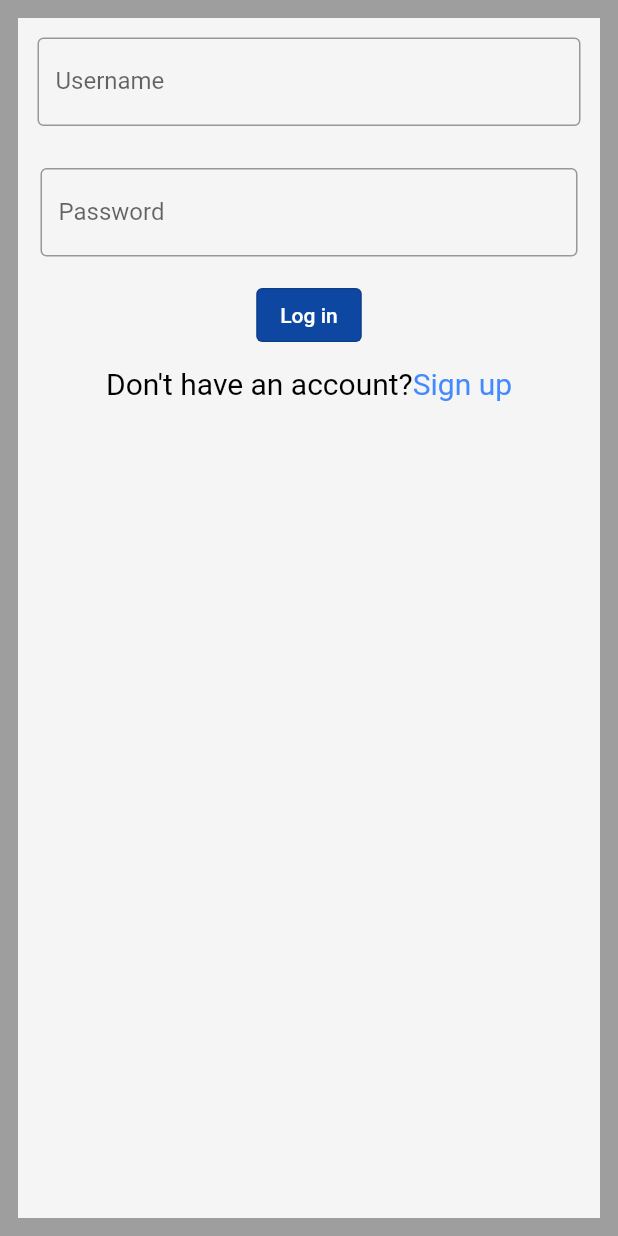
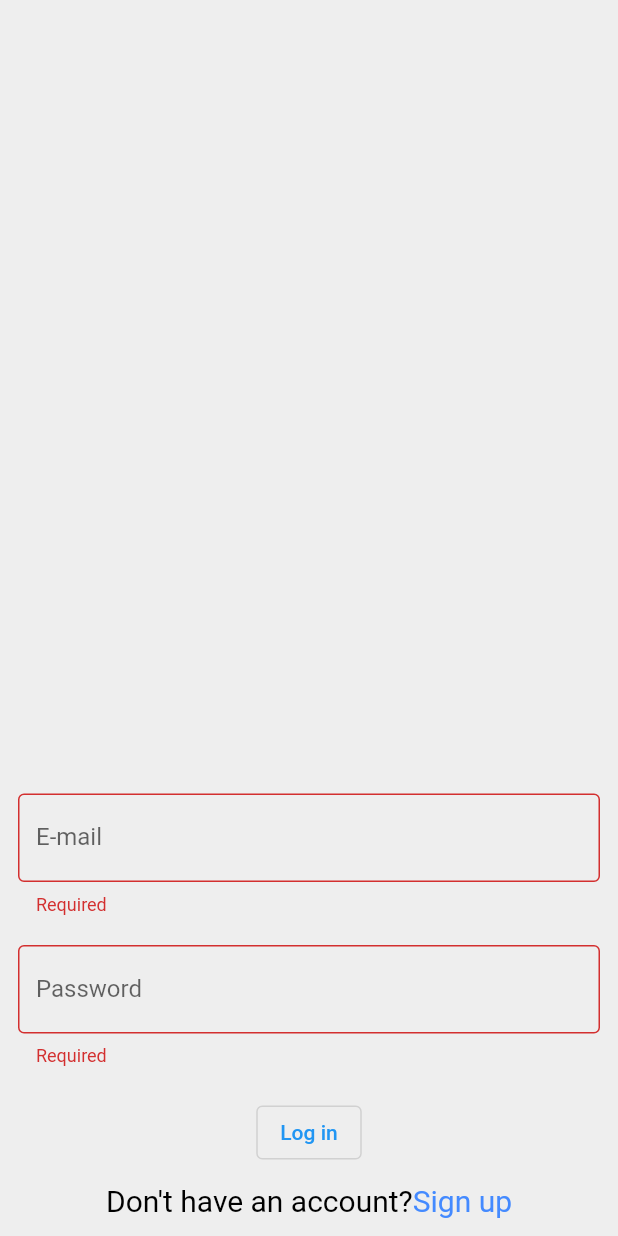
Before and after one commit to priyansh1211/4NerdyGuys, a Flutter app: the screen it shows after launch, after a tap on "Sign up", on a phone screen of 412 x 824 dp. Run offline on Flutter 3.47's test engine with Material 2 defaults, Android fonts, the phone set to English and light mode, and no system bars; our stand-ins replace form_field_validator.

Commit message:
Login page validated and signup page created

```diff
--- a/lib/main.dart
+++ b/lib/main.dart
@@ -1,7 +1,15 @@
 import 'package:flutter/material.dart';
 import './pages/LoginPage.dart';
+import './pages/SignUp.dart';
 void main() {
-  runApp(MyApp());
+  runApp(MaterialApp(
+    debugShowCheckedModeBanner: false,
+    initialRoute: 'LoginPage',
+    routes: {
+      'LoginPage' : (context) => LoginPage(),
+      'SignUp' : (context) => signup()
+    },
+  ));
 }
 
 class MyApp extends StatelessWidget {
--- a/lib/pages/LoginPage.dart
+++ b/lib/pages/LoginPage.dart
@@ -1,5 +1,6 @@
 import 'package:flutter/material.dart';
 import 'package:flutter_app/pages/home_page.dart';
+import 'package:form_field_validator/form_field_validator.dart';
 
 class LoginPage extends StatefulWidget {
   const LoginPage({Key? key}) : super(key: key);
@@ -9,86 +10,115 @@ class LoginPage extends StatefulWidget {
 }
 
 class _LoginPageState extends State<LoginPage> {
+  GlobalKey<FormState> formkey = GlobalKey<FormState>();
+
+  void validate(){
+    if(formkey.currentState!.validate()){
+          print("Validated");
+    }
+    else{
+      print("Not validated");
+    }
+  }
+
+
+
   final TextEditingController nameController = TextEditingController();
   final TextEditingController passwordController = TextEditingController();
+
+  get isEmpty => null;
   @override
   Widget build(BuildContext context) {
     return Scaffold(
-      backgroundColor: Colors.grey,
+      drawer: const Drawer(
+        child: DrawerHeader(
+          child: Text("Hello World"),
+        ),
+      ),
+      backgroundColor: Colors.grey.shade200,
       body: Padding(
         padding: const EdgeInsets.all(12),
+        child:ClipRRect(
+          borderRadius: BorderRadius.all(Radius.circular(8.0)),
           child: Container(
-          color: Colors.grey.shade100,
-          child: Align(
-            alignment: Alignment.center,
+            decoration: BoxDecoration(
+              image: DecorationImage(image: AssetImage('assets/images/login_bg.jpeg'),fit: BoxFit.contain)
+            ),
+            child:Container(
+              child: Form(
+                autovalidateMode: AutovalidateMode.always,
+                key: formkey,
                 child: Column(
+                  crossAxisAlignment: CrossAxisAlignment.center,
+                  mainAxisAlignment: MainAxisAlignment.end,
                   children: <Widget>[
-                Padding(
-                  padding: const EdgeInsets.all(13),
-                  child: TextField(
-                    controller: nameController,
-                    decoration: const InputDecoration(
-                      border: OutlineInputBorder(),
-                      labelText: 'Username',
-                      hintText: 'Enter your name',
-                    ),
+                    TextFormField(
+                      decoration : InputDecoration(
+                          border: OutlineInputBorder(borderRadius: BorderRadius.circular(12.0)),
+                          labelText: "E-mail",
+                          hintText: "Enter your email"),
+                      validator: MultiValidator(
+                          [
+                            RequiredValidator(errorText: "Required"),
+                            EmailValidator(errorText: "Not a valid E-mail"),
+                          ]
                       ),
                     ),
                     Padding(
-                  padding: const EdgeInsets.all(15),
-                  child: TextField(
-                    controller: passwordController,
+                      padding: EdgeInsets.only(
+                          top: 20.0),
+                      child: TextFormField(
                         obscureText: true,
-                    decoration: const InputDecoration(
-                      border: OutlineInputBorder(),
-                      labelText: 'Password',
-                      hintText: 'Enter your password',
+                        decoration: InputDecoration(
+                            fillColor: Color(0x00EEF2FF),
+                            border: OutlineInputBorder(borderRadius: BorderRadius.circular(12.0)),
+                            labelText: "Password",
+                            hintText: "Enter your password"),
+                        validator: (value){
+                          if(value!.isEmpty){
+                            return "Required";
+                          }
+                          else if(value.length < 6){
+                            return "Should be at least 6 characters";
+                          }else if(value.length > 15){
+                            return "Should not be more than 15 characters";
+                          }else{
+                            return null;
+                          }
+                        },
                       ),
                     ),
+                    Padding(
+                      padding: EdgeInsets.only(
+                        top: 20.0,
                       ),
-                OutlinedButton(
-                    style: ButtonStyle(
-                        backgroundColor:
-                            MaterialStateProperty.all(Colors.blue.shade900)),
-                    child: const Text('Log in',
-                        style: TextStyle(color: Colors.white)),
-                    onPressed: () {
-                      showDialog(
-                          context: context,
-                          builder: (context) {
-                            return AlertDialog(
-                              title: const Text("Alert Message"),
-                              content: Text(nameController.text),
-                              actions: <Widget>[
-                                new FlatButton(
-                                  child: const Text('OK'),
-                                  onPressed: () {
-                                    Navigator.of(context).pushReplacement(MaterialPageRoute(builder: (context) => HomePage(),));
-                                   // Navigator.of(context).pop();
-                                  },
-                                )
-                              ],
-                            );
-                          });
-                    }),
+                      child: RaisedButton(
+                        onPressed:validate,
+                        child: Text("Log in"),
+                      ),
+                    ),
                     SizedBox(
                       height: 10,
                     ),
-                Row(children: [
+                    Row(mainAxisAlignment: MainAxisAlignment.center, children: [
                       Text('Don\'t have an account?',
                           style: TextStyle(color: Colors.black, fontSize: 20)),
                       InkWell(
-                    onTap: () {},
+                        onTap: () {
+                          Navigator.pushNamed(context, 'SignUp');
+                        },
                         child: Text(
                           'Sign up',
                           style: TextStyle(color: Colors.blueAccent, fontSize: 20),
                         ),
                       )
-                ], mainAxisAlignment: MainAxisAlignment.center)
+                    ])
                   ],
                 ),
               ),
+            )
           ),
+        )
       ),
     );
   }
--- /dev/null
+++ b/lib/pages/SignUp.dart
@@ -0,0 +1,108 @@
+import 'package:flutter/material.dart';
+import 'package:flutter_app/pages/home_page.dart';
+import 'package:form_field_validator/form_field_validator.dart';
+class signup extends StatefulWidget {
+  const signup({Key? key}) : super(key: key);
+
+  @override
+  State<signup> createState() => _signupState();
+}
+
+class _signupState extends State<signup> {
+  GlobalKey<FormState> formkey = GlobalKey<FormState>();
+
+  void validate(){
+    if(formkey.currentState!.validate()){
+      print("Validated");
+    }
+    else{
+      print("Not validated");
+    }
+  }
+
+  final TextEditingController nameController = TextEditingController();
+  final TextEditingController passwordController = TextEditingController();
+  @override
+  Widget build(BuildContext context) {
+    return Scaffold(
+      backgroundColor: Colors.grey.shade200,
+      body: Padding(
+        padding: const EdgeInsets.all(12),
+        child: Container(
+          child: Form(
+            autovalidateMode: AutovalidateMode.always,
+            key: formkey,
+            child: Column(
+              mainAxisAlignment: MainAxisAlignment.end,
+              children: <Widget>[
+                TextFormField(
+                  decoration : InputDecoration(
+                      border: OutlineInputBorder(),
+                      labelText: "E-mail",
+                      hintText: "Enter your email"),
+                  validator: MultiValidator(
+                      [
+                        RequiredValidator(errorText: "Required"),
+                        EmailValidator(errorText: "Not a valid E-mail"),
+                      ]
+                  ),
+                ),
+                Padding(
+                  padding: EdgeInsets.only(
+                      top: 20.0),
+                  child: TextFormField(
+                    obscureText: true,
+                    decoration: InputDecoration(
+                        fillColor: Color(0x00EEF2FF),
+                        border: OutlineInputBorder(),
+                        labelText: "Password",
+                        hintText: "Enter your password"),
+                    validator: (value){
+                      if(value!.isEmpty){
+                        return "Required";
+                      }
+                      else if(value.length < 6){
+                        return "Should be at least 6 characters";
+                      }else if(value.length > 15){
+                        return "Should not be more than 15 characters";
+                      }else{
+                        return null;
+                      }
+                    },
+                  ),
+                ),
+                Padding(
+                  padding: EdgeInsets.only(
+                    top: 20.0,
+                  ),
+                  child: OutlinedButton(
+                    onPressed: (){
+                      Navigator.of(context).pushReplacement(MaterialPageRoute(builder: (context) => HomePage(),));
+                    },
+                    child: Text("Log in"),
+                  ),
+                ),
+                SizedBox(
+                  height: 10,
+                ),
+                Row(mainAxisAlignment: MainAxisAlignment.center, children: [
+                  Text('Don\'t have an account?',
+                      style: TextStyle(color: Colors.black, fontSize: 20)),
+                  InkWell(
+                    onTap: () {
+                      Navigator.pushNamed(context, 'SignUp');
+                    },
+                    child: Text(
+                      'Sign up',
+                      style: TextStyle(color: Colors.blueAccent, fontSize: 20),
+                    ),
+                  )
+                ])
+              ],
+            ),
+          ),
+        ),
+      ),
+    );
+  }
+}
--- a/pubspec.yaml
+++ b/pubspec.yaml
@@ -27,8 +27,10 @@ environment:
 # the latest version available on pub.dev. To see which dependencies have newer
 # versions available, run `flutter pub outdated`.
 dependencies:
+  js : ^0.6.2
   flutter:
     sdk: flutter
+  form_field_validator : ^1.0.1
 
 
   # The following adds the Cupertino Icons fonts to your application.
```
Also changed, not shown: assets/images/login_bg.jpeg (added), pubspec.lock, 1 other file. Lines whose indentation alone changed are shown as unchanged.
